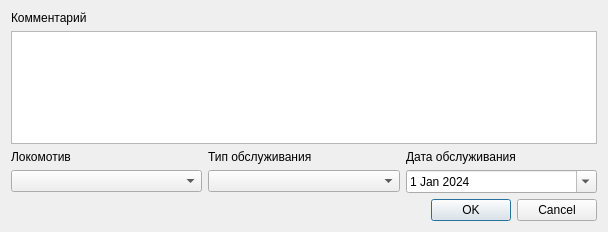
Old version of the form uis/add/maintenance_add_dialog.ui in the repository kingograder/locodb.
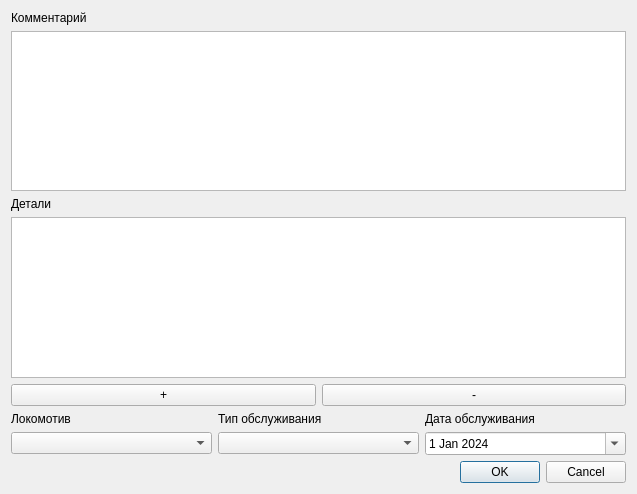
New version of the form.

```diff
--- a/uis/add/maintenance_add_dialog.ui
+++ b/uis/add/maintenance_add_dialog.ui
@@ -6,8 +6,8 @@
    <rect>
     <x>0</x>
     <y>0</y>
-    <width>608</width>
-    <height>232</height>
+    <width>637</width>
+    <height>494</height>
    </rect>
   </property>
   <property name="windowTitle">
@@ -24,6 +24,46 @@
    <item>
     <widget class="QTextEdit" name="addMaintenanceComment_textEdit"/>
    </item>
+   <item>
+    <widget class="QLabel" name="detailsTable_label">
+     <property name="text">
+      <string>Детали</string>
+     </property>
+    </widget>
+   </item>
+   <item>
+    <widget class="QTableWidget" name="detailsTable_tableWidget"/>
+   </item>
+   <item>
+    <layout class="QHBoxLayout" name="detailsManageButtons_hLayout">
+     <item>
+      <widget class="QPushButton" name="detailAdd_pushButton">
+       <property name="sizePolicy">
+        <sizepolicy hsizetype="Minimum" vsizetype="Minimum">
+         <horstretch>0</horstretch>
+         <verstretch>0</verstretch>
+        </sizepolicy>
+       </property>
+       <property name="text">
+        <string>+</string>
+       </property>
+      </widget>
+     </item>
+     <item>
+      <widget class="QPushButton" name="detailRemove_pushButton">
+       <property name="sizePolicy">
+        <sizepolicy hsizetype="Minimum" vsizetype="Minimum">
+         <horstretch>0</horstretch>
+         <verstretch>0</verstretch>
+        </sizepolicy>
+       </property>
+       <property name="text">
+        <string>-</string>
+       </property>
+      </widget>
+     </item>
+    </layout>
+   </item>
    <item>
     <layout class="QGridLayout" name="addMaintenanceMeta_gLayout">
      <item row="0" column="0">
@@ -57,7 +97,7 @@
       <widget class="QDateEdit" name="addMaintenanceDate_dateEdit">
        <property name="minimumDateTime">
         <datetime>
-         <hour>15</hour>
+         <hour>3</hour>
          <minute>40</minute>
          <second>1</second>
          <year>2024</year>
```
Left out of the diff: 4 changed lines with no effect on the pictures.
